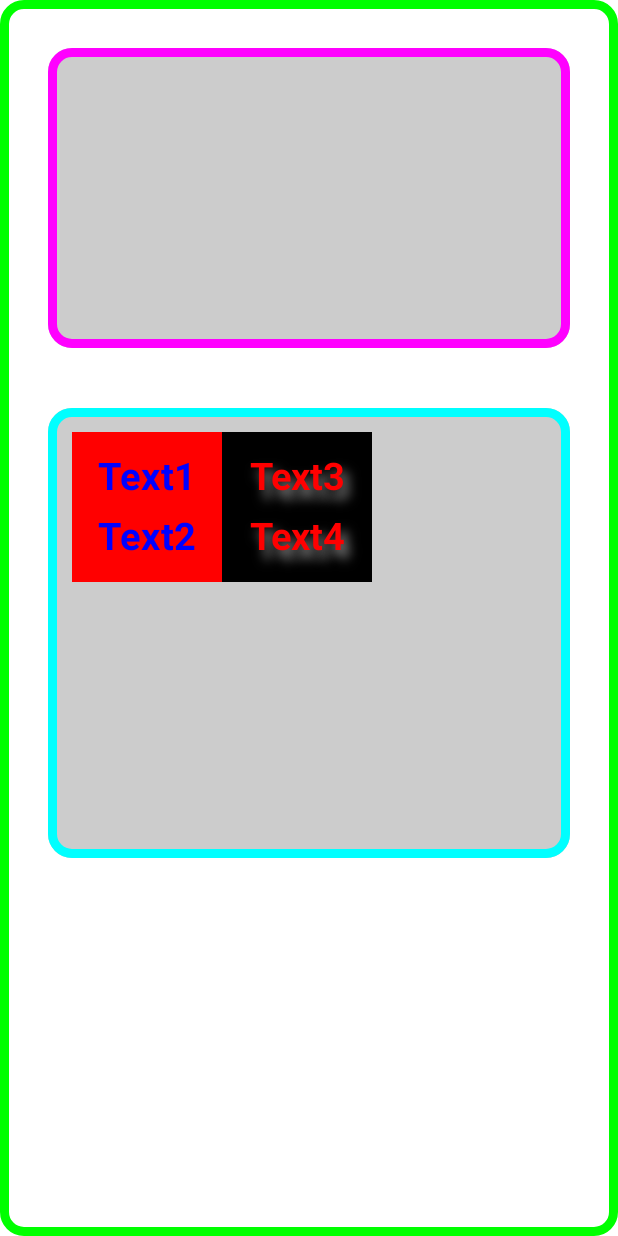
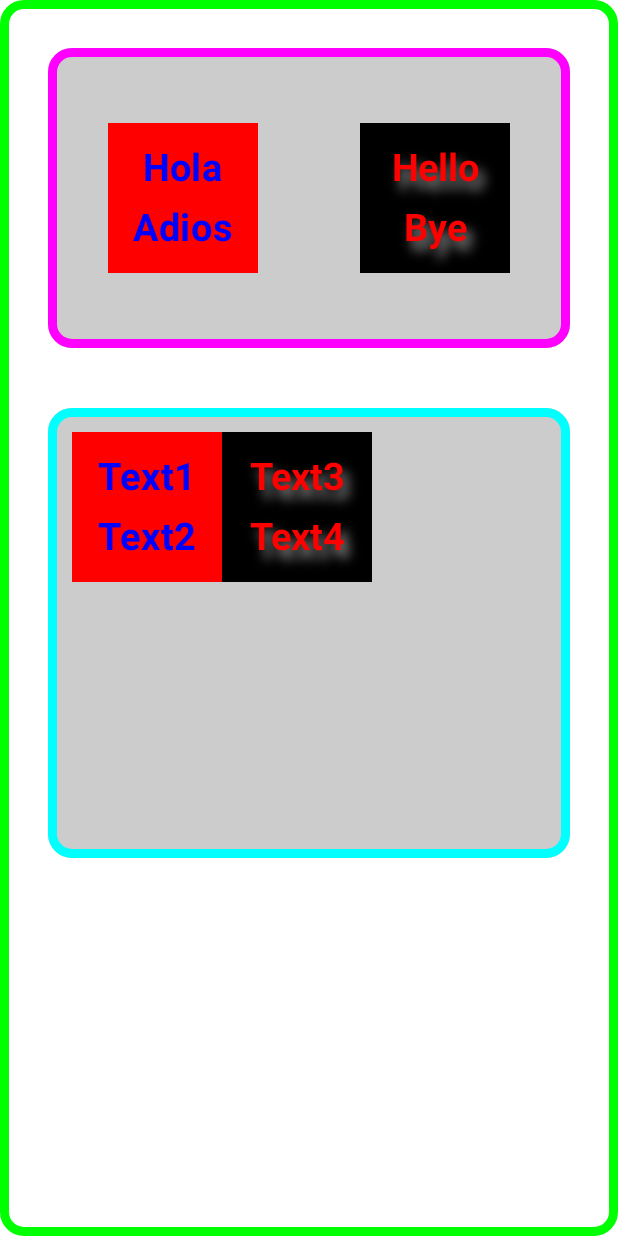
Before and after one commit to davidmartin99/Intf_Peliculas1, an Android app built with Jetpack Compose: the @Preview function GreetingPreview, on a phone screen of 412 x 824 dp. Run offline under Robolectric (Android 15) with nearby library versions, the phone set to English and light mode, and no system bars.

Commit message:
Interfaces 04/11 ...

```diff
--- a/app/src/main/java/com/example/intf_peliculas1/MainActivity.kt
+++ b/app/src/main/java/com/example/intf_peliculas1/MainActivity.kt
@@ -219,14 +219,86 @@ fun Ejercicio1(name: String, modifier: Modifier = Modifier){
                     .background(
                         Color.LightGray,
                         shape = RoundedCornerShape(16.dp)
-                    ) //Redondear Fondo
+                    ) // Rounded background
                     .border(
                         6.dp,
                         Color.Magenta,
                         shape = RoundedCornerShape(16.dp)
-                    )   //Redondear Bordes
-                    .padding(16.dp)
+                    ) // Rounded borders
+                    .padding(40.dp),
+                horizontalArrangement = Arrangement.SpaceBetween, // Space between the boxes
+                verticalAlignment = Alignment.CenterVertically // Align vertically to the center
             ){
+                // 1ºBox
+                Box(
+                    modifier = Modifier
+                        .size(100.dp, 100.dp)
+                        .background(Color.Red), //Redondear FondohorizontalAlignment = Alignment.CenterHorizontally // Center content horizontally
+                    contentAlignment = Alignment.Center
+
+                ){
+                    Text(
+                        "Hola",
+                        color = Color.Blue, // Change text color to Blue
+                        fontSize = 25.sp, // Increase font size
+                        fontWeight = FontWeight.Bold, // Make text bold
+                        modifier = Modifier
+                            .padding(1.dp)
+                            .padding(bottom = 40.dp)
+                    )
+
+                    // Add padding to position B below A
+                    Text(
+                        "Adios",
+                        color = Color.Blue, // Change text color to Blue
+                        fontSize = 25.sp, // Increase font size
+                        fontWeight = FontWeight.Bold, // Make text bold
+                        modifier = Modifier
+                            .padding(1.dp)
+                            .padding(top = 40.dp)
+                    )
+
+                }//Fin 1ºBox
+
+                // 2ºBox
+                Box(
+                    modifier = Modifier
+                        .size(100.dp, 100.dp)
+                        .background(Color.Black), //Redondear FondohorizontalAlignment = Alignment.CenterHorizontally // Center content horizontally
+                    contentAlignment = Alignment.Center
+
+                ){
+                    Text(
+                        "Hello",
+                        modifier = Modifier
+                            .padding(1.dp)
+                            .padding(bottom = 40.dp),
+                        style = TextStyle(
+                            color = Color.Red, // Text color
+                            fontSize = 25.sp, // Font size
+                            fontWeight = FontWeight.Bold, // Font weight
+                            shadow = textShadow // Apply shadow
+                        )
+
+                    )
+
+                    // Add padding to position B below A
+                    Text(
+                        "Bye",
+                        modifier = Modifier
+                            .padding(1.dp)
+                            .padding(top = 40.dp),
+
+                        style = TextStyle(
+                            color = Color.Red, // Text color
+                            fontSize = 25.sp, // Font size
+                            fontWeight = FontWeight.Bold, // Font weight
+                            shadow = textShadow // Apply shadow
+                        )
+
+                    )
+
+                }//Fin 2ºBox
 
 
             }//Fin Box 2
```
